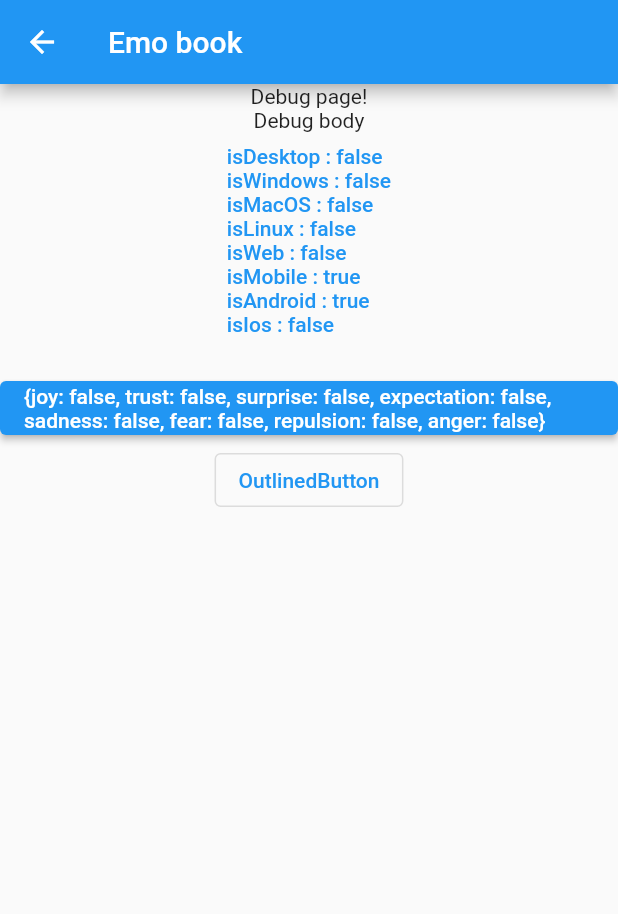
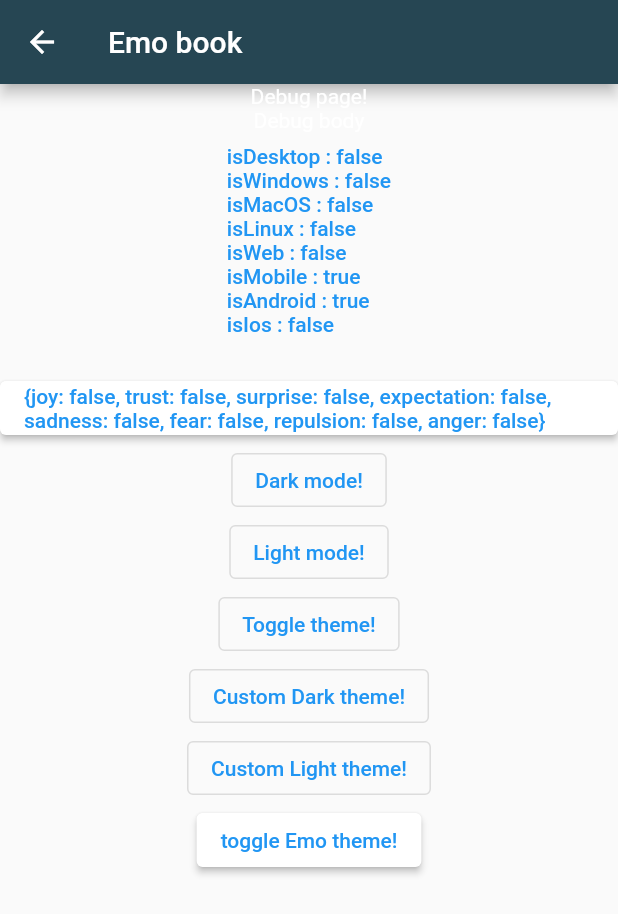
Before and after one commit to KKimj/emo-Book, a Flutter app: the DebugPage screen opened by its route, on a phone screen of 412 x 824 dp. Shown: the top 914 px of the screen. Run offline on Flutter 3.47's test engine with Material 2 defaults, Android fonts, the phone set to English and light mode, and no system bars; our stand-ins replace freezed_annotation, get, responsive_builder.

Commit message:
update for theme

```diff
--- a/emo_book_flutter/lib/themes.dart
+++ b/emo_book_flutter/lib/themes.dart
@@ -1,3 +1,31 @@
 import 'package:flutter/material.dart';
 
-class AppTheme {}
+ThemeData EmoLightTheme = ThemeData.light().copyWith(
+  primaryColor: Color(0xFF264653),
+  accentColor: Color(0xFF2a9d8f),
+  appBarTheme: AppBarTheme(color: Color(0xFF264653)),
+  textTheme: TextTheme(),
+  textButtonTheme: TextButtonThemeData(),
+  outlinedButtonTheme: OutlinedButtonThemeData(),
+  elevatedButtonTheme: ElevatedButtonThemeData(
+      style: ElevatedButton.styleFrom(
+    primary: Colors.white,
+    onPrimary: Colors.blue,
+    onSurface: Colors.white,
+  )),
+);
+
+ThemeData EmoDarkTheme = ThemeData.dark().copyWith(
+  primaryColor: Color(0xFF264653),
+  accentColor: Color(0xFF2a9d8f),
+  appBarTheme: AppBarTheme(color: Color(0xFF264653)),
+  textTheme: TextTheme(),
+  textButtonTheme: TextButtonThemeData(),
+  outlinedButtonTheme: OutlinedButtonThemeData(),
+  elevatedButtonTheme: ElevatedButtonThemeData(
+      style: ElevatedButton.styleFrom(
+    primary: Colors.blue,
+    onPrimary: Colors.white,
+    onSurface: Colors.white,
+  )),
+);
--- a/emo_book_flutter/lib/views/debug_page/debug_page.dart
+++ b/emo_book_flutter/lib/views/debug_page/debug_page.dart
@@ -1,3 +1,4 @@
+import 'package:emo_book_flutter/controllers/app_controller.dart';
 import 'package:flutter/material.dart';
 import 'package:get/get.dart';
 
@@ -8,10 +9,14 @@ import 'package:emo_book_flutter/controllers/emotion_controller.dart';
 // widgets
 import 'package:emo_book_flutter/views/widgets/app_bar.dart';
 
+// themes
+import 'package:emo_book_flutter/themes.dart';
+
 class DebugPage extends StatelessWidget {
   @override
   Widget build(BuildContext context) {
     Get.put<DebugController>(DebugController());
+    Get.put<AppController>(AppController());
     Get.put<EmotionController>(EmotionController());
 
     return Scaffold(
@@ -63,9 +68,35 @@ class _DebugPageBody extends StatelessWidget {
         ),
         OutlinedButton(
             onPressed: () {
-              print('OutlinedButton pressed!');
+              Get.changeTheme(ThemeData.dark());
             },
-            child: Text('OutlinedButton')),
+            child: Text('Dark mode!')),
+        OutlinedButton(
+            onPressed: () {
+              Get.changeTheme(ThemeData.light());
+            },
+            child: Text('Light mode!')),
+        OutlinedButton(
+            onPressed: () {
+              Get.changeTheme(
+                  Get.isDarkMode ? ThemeData.light() : ThemeData.dark());
+            },
+            child: Text('Toggle theme!')),
+        OutlinedButton(
+            onPressed: () {
+              Get.changeTheme(EmoDarkTheme);
+            },
+            child: Text('Custom Dark theme!')),
+        OutlinedButton(
+            onPressed: () {
+              Get.changeTheme(EmoLightTheme);
+            },
+            child: Text('Custom Light theme!')),
+        ElevatedButton(
+            onPressed: () {
+              AppController.to.toggleTheme();
+            },
+            child: Text('toggle Emo theme!')),
       ],
     );
   }
```
Also changed, not shown: emo_book_flutter/lib/controllers/app_controller.dart (+16 -0 lines), 1 other file.
